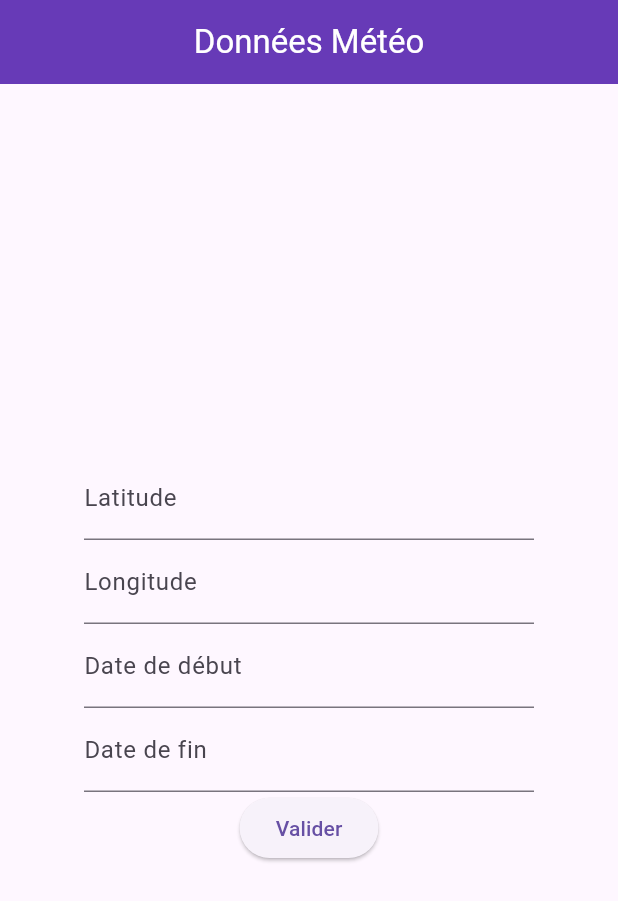
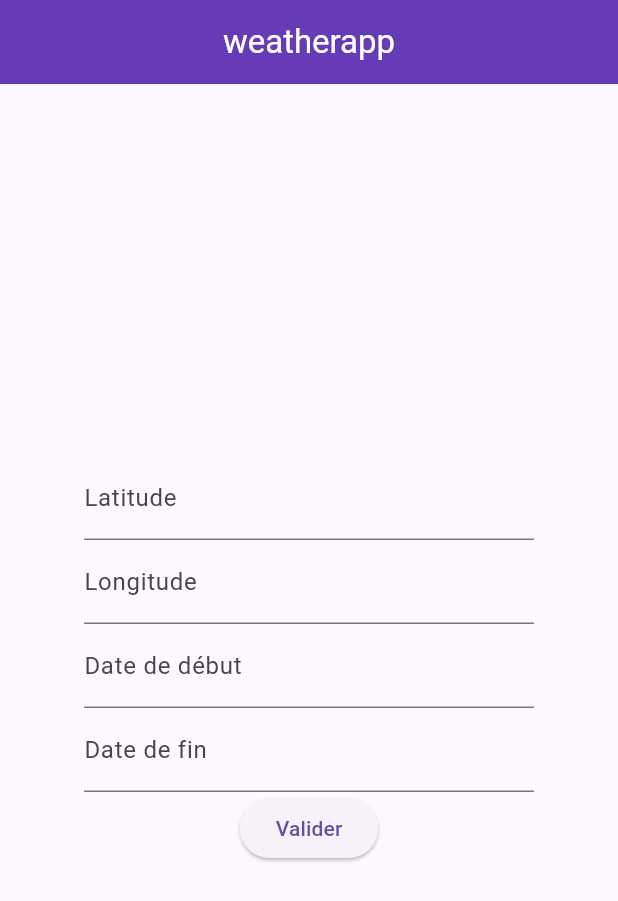
Before and after one commit to Velcatt/weatherapp, a Flutter app: the screen it shows after launch, on a phone screen of 412 x 824 dp. Shown: the top 901 px of the screen. Run offline on Flutter 3.47's test engine with Material 3 defaults, Android fonts, the phone set to English and light mode, and no system bars; drawn by our look-alikes of date_field; missing offline and left inert: open_meteo.

```diff
--- a/lib/main.dart
+++ b/lib/main.dart
@@ -11,7 +11,7 @@ void main() async{
     home: Scaffold(
         appBar: AppBar(
           title: Text(
-              'Données Météo',
+              'weatherapp',
               style: TextStyle(
                 color: Colors.white,
               )
--- a/lib/src/form.dart
+++ b/lib/src/form.dart
@@ -28,7 +28,7 @@ class MyCustomFormState extends State<MyCustomForm> {
         child : SizedBox(
           width: 300,
           child: Column(
-            mainAxisAlignment: MainAxisAlignment.center,
+            mainAxisAlignment: MainAxisAlignment.center, //On centre le formulaire verticalement pour une meilleure accessibilité des champs
             children: <Widget>[
               TextFormField( //Champs de texte pour la latitude
                 decoration: const InputDecoration(
```
Also changed, not shown: 1 other file.
